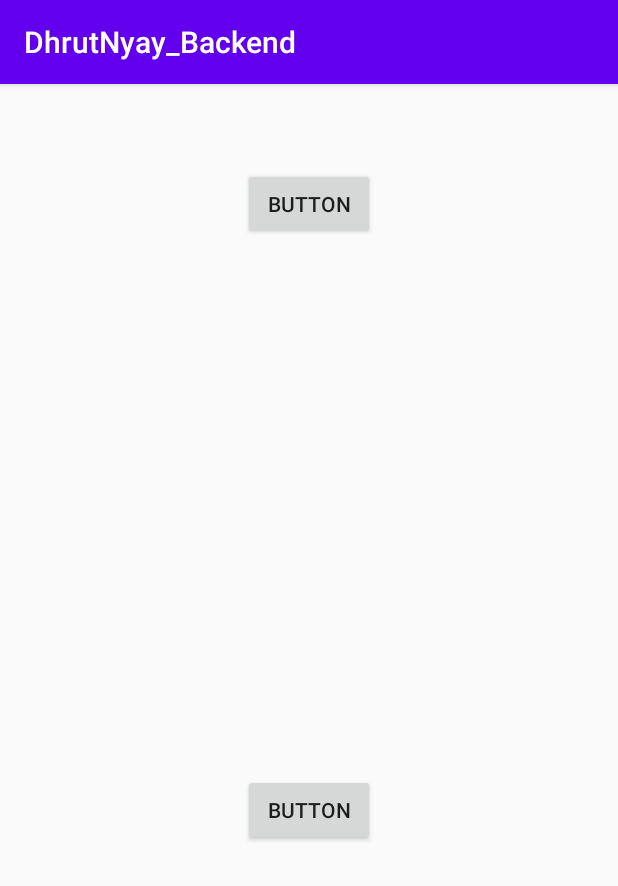
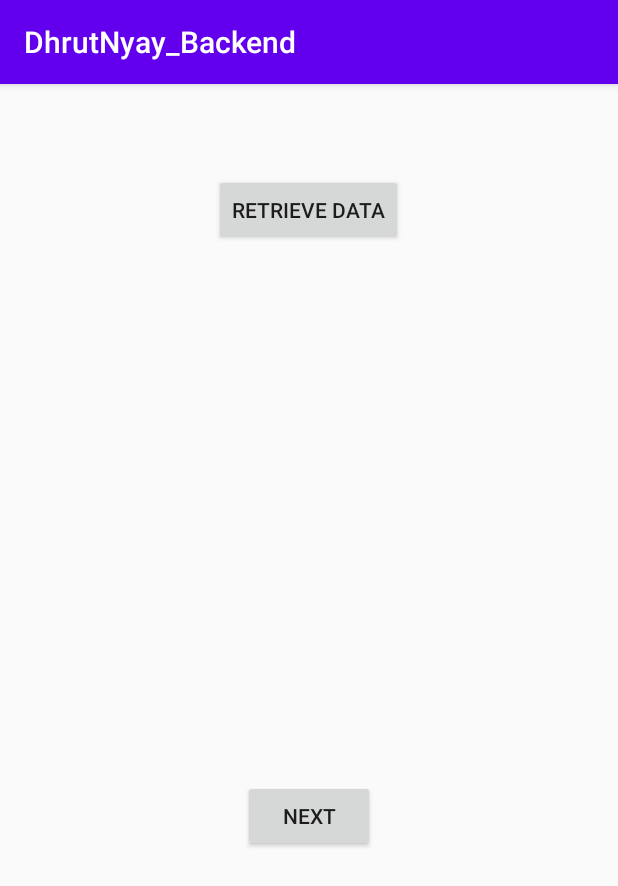
Before and after one commit to akhiljaywant03/DhrutNyay_Backend, an Android app: the screen it shows after launch (MainActivity), on a phone screen of 412 x 824 dp. Shown: the top 886 px of the screen. Run offline under Robolectric (Android 15) with nearby library versions, the phone set to English and light mode, and no system bars; libraries missing offline, so code that uses them is left out: com.amazonaws.mobileconnectors.

Commit message:
Read & write from dynamodb table, UI changes

```diff
--- a/app/src/main/java/com/example/dhrutnyay_backend/DatabaseAccess.java
+++ b/app/src/main/java/com/example/dhrutnyay_backend/DatabaseAccess.java
@@ -38,11 +38,11 @@ public class DatabaseAccess {
         return instance;
     }
     public Document getItem (String user_id){
-        Document result = dbTable.getItem(new Primitive(credentialsProvider.getCachedIdentityId()), new Primitive(user_id));
+        Document result = dbTable_Complaint.getItem(new Primitive(credentialsProvider.getCachedIdentityId()), new Primitive(user_id));
         return result;
     }
     public List<Document> getAllItems() {
-        return dbTable.query(new Primitive("1234 5678 1234")).getAllResults();
+        return dbTable_Complaint.query(new Primitive("1")).getAllResults();
     }
 
 }
--- a/app/src/main/res/layout/activity_main.xml
+++ b/app/src/main/res/layout/activity_main.xml
@@ -11,11 +11,11 @@
         android:layout_width="wrap_content"
         android:layout_height="wrap_content"
         android:layout_marginStart="162dp"
-        android:layout_marginTop="56dp"
+        android:layout_marginTop="60dp"
         android:layout_marginEnd="162dp"
-        android:text="Button"
+        android:text="Retrieve Data"
         app:layout_constraintEnd_toEndOf="parent"
-        app:layout_constraintHorizontal_bias="1.0"
+        app:layout_constraintHorizontal_bias="0.512"
         app:layout_constraintStart_toStartOf="parent"
         app:layout_constraintTop_toTopOf="parent" />
 
@@ -34,7 +34,7 @@
         android:layout_width="wrap_content"
         android:layout_height="wrap_content"
         android:layout_marginTop="200dp"
-        android:text="Button"
+        android:text="Next"
         android:onClick="send"
         app:layout_constraintEnd_toEndOf="parent"
         app:layout_constraintHorizontal_bias="0.501"
--- a/app/src/main/res/layout/activity_send_data.xml
+++ b/app/src/main/res/layout/activity_send_data.xml
@@ -157,7 +157,7 @@
         android:layout_marginStart="154dp"
         android:layout_marginTop="52dp"
         android:layout_marginEnd="169dp"
-        android:text="Button"
+        android:text="Send"
         app:layout_constraintEnd_toEndOf="parent"
         app:layout_constraintHorizontal_bias="0.0"
         app:layout_constraintStart_toStartOf="parent"
```
